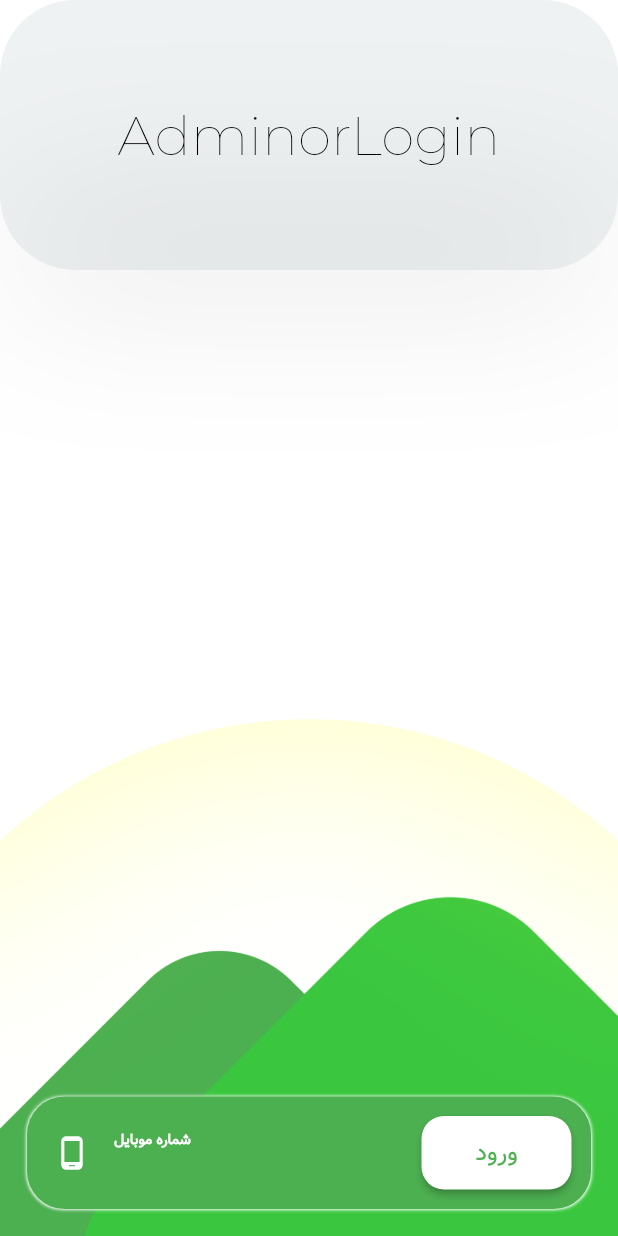
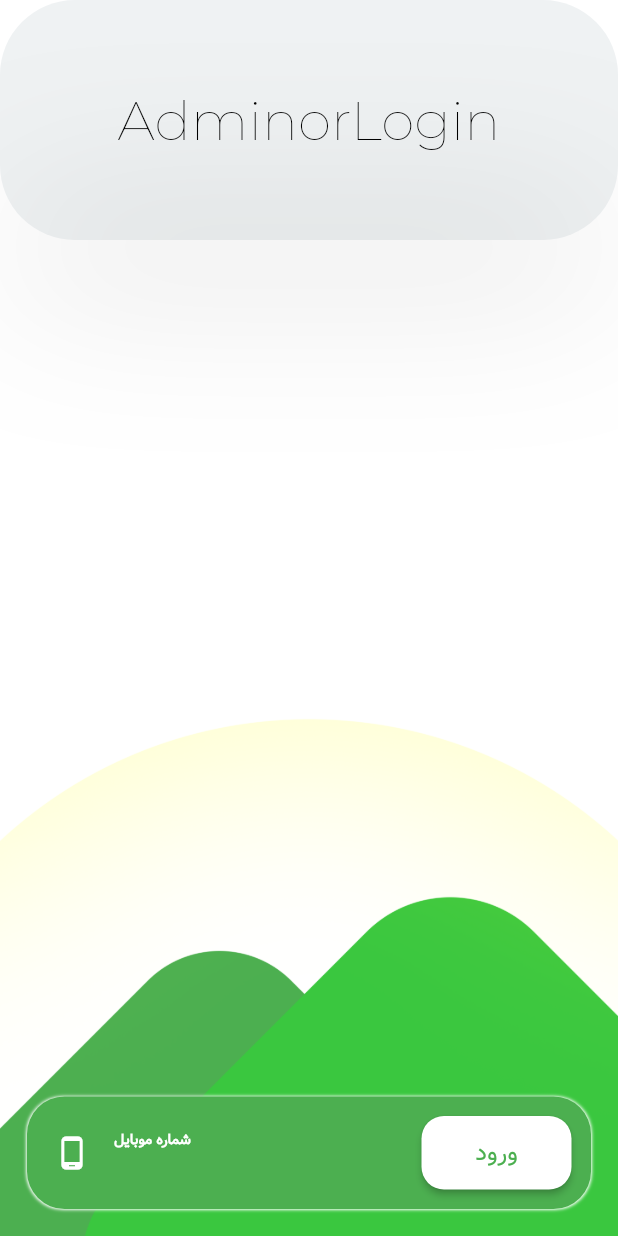
Before and after one commit to MadPad124/Adminor, a Flutter app: the screen it shows after launch, on a phone screen of 412 x 824 dp. Run offline on Flutter 3.47's test engine with Material 2 defaults, Android fonts, the phone set to English and light mode, and no system bars; our stand-ins replace animated_splash_screen, animated_text_kit, liquid_swipe, page_transition, shared_preferences, smooth_page_indicator; project files that could hold a hidden picture were left out.

```diff
--- a/lib/homePages/home.dart
+++ b/lib/homePages/home.dart
@@ -1,5 +1,4 @@
 import 'package:flutter/material.dart';
-
 class HomePage extends StatelessWidget {
   const HomePage({Key? key}) : super(key: key);
 
--- a/lib/loginPages/loginPage.dart
+++ b/lib/loginPages/loginPage.dart
@@ -67,29 +67,21 @@
             color: Colors.white,
             child: Center(
               child:
-              Stack(children: [
-                Column(
-                  mainAxisAlignment: MainAxisAlignment.end,
-                  crossAxisAlignment: CrossAxisAlignment.stretch,
+              Stack(
                   children: [
-                    Image.asset('assets/images/splash-bottom-page-image.png'),
-                  ],
-                ),
-                Column(
-                  mainAxisAlignment: MainAxisAlignment.end,
-                  crossAxisAlignment: CrossAxisAlignment.stretch,
-                  children: [
-                    Image.asset(
-                      'assets/images/splash-bottom-page-image-sun.png',
-                      opacity: const AlwaysStoppedAnimation(.3),
+                    Align(alignment: Alignment.bottomCenter,child: Image.asset('assets/images/splash-bottom-page-image.png')),
+                    Align(
+                      alignment: Alignment.bottomCenter,
+                      child: Image.asset(
+                        'assets/images/splash-bottom-page-image-sun.png',
+                        opacity: const AlwaysStoppedAnimation(.3),
+                      ),
                     ),
-                  ],
-                ),
                   Row(
                  mainAxisAlignment: MainAxisAlignment.center,
                  children: [
                    Container(
-                     height: 180,
+                     height: 160,
                        width: MediaQuery.of(context).size.width,
                        decoration: BoxDecoration(
                          color: Colors.blueGrey.withOpacity(0.1),
--- a/lib/main.dart
+++ b/lib/main.dart
@@ -5,8 +5,8 @@
 import 'package:flutter/services.dart';
 import 'package:flutter_localizations/flutter_localizations.dart';
 import 'package:page_transition/page_transition.dart';
+void main() async {
 
-void main() async {
   WidgetsFlutterBinding.ensureInitialized();
   await SystemChrome.setPreferredOrientations(
       [DeviceOrientation.portraitUp, DeviceOrientation.portraitDown]);
```
Also changed, not shown: lib/loginPages/createAccountPage.dart (+12 -16 lines), pubspec.lock.
